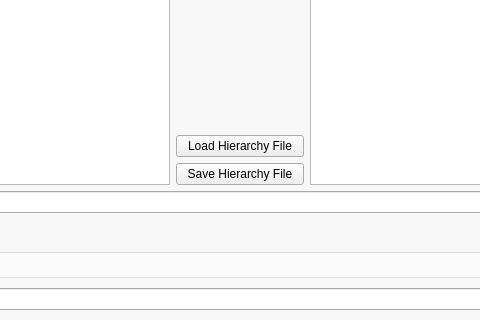
The window that GUIwindow.ui (NIRALUser/DTIAtlasBuilder) describes before a commit, drawn with Qt 5; both pictures show x 313 to 793 and y 225 to 545 of the 1196 by 671 pixel window.
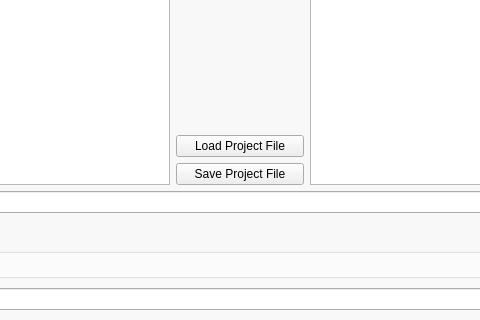
The same window after the commit. Icons and pictures are not drawn.

```diff
--- a/GUIwindow.ui
+++ b/GUIwindow.ui
@@ -118,14 +118,14 @@
                <item>
                 <widget class="QPushButton" name="openHierarchyButton">
                  <property name="text">
-                  <string>Load Hierarchy File</string>
+                  <string>Load Project File</string>
                  </property>
                 </widget>
                </item>
                <item>
                 <widget class="QPushButton" name="saveHierarchyButton">
                  <property name="text">
-                  <string>Save Hierarchy File</string>
+                  <string>Save Project File</string>
                  </property>
                 </widget>
                </item>
```
Left out of the diff: 6 changed lines with no effect on the pictures.
